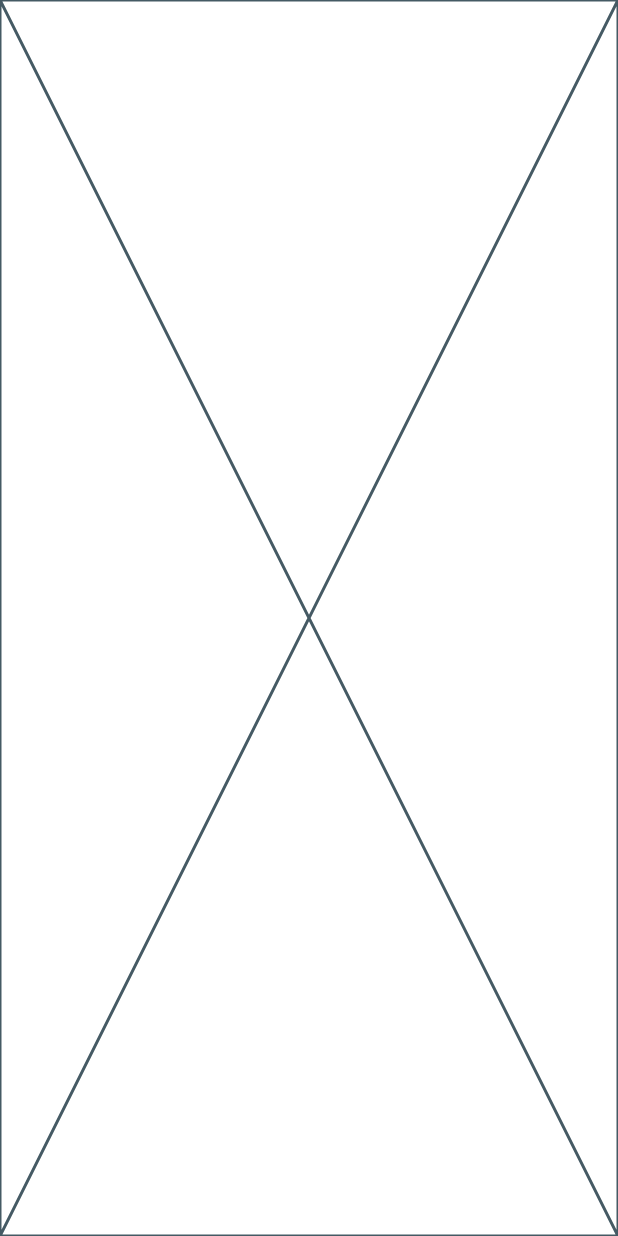
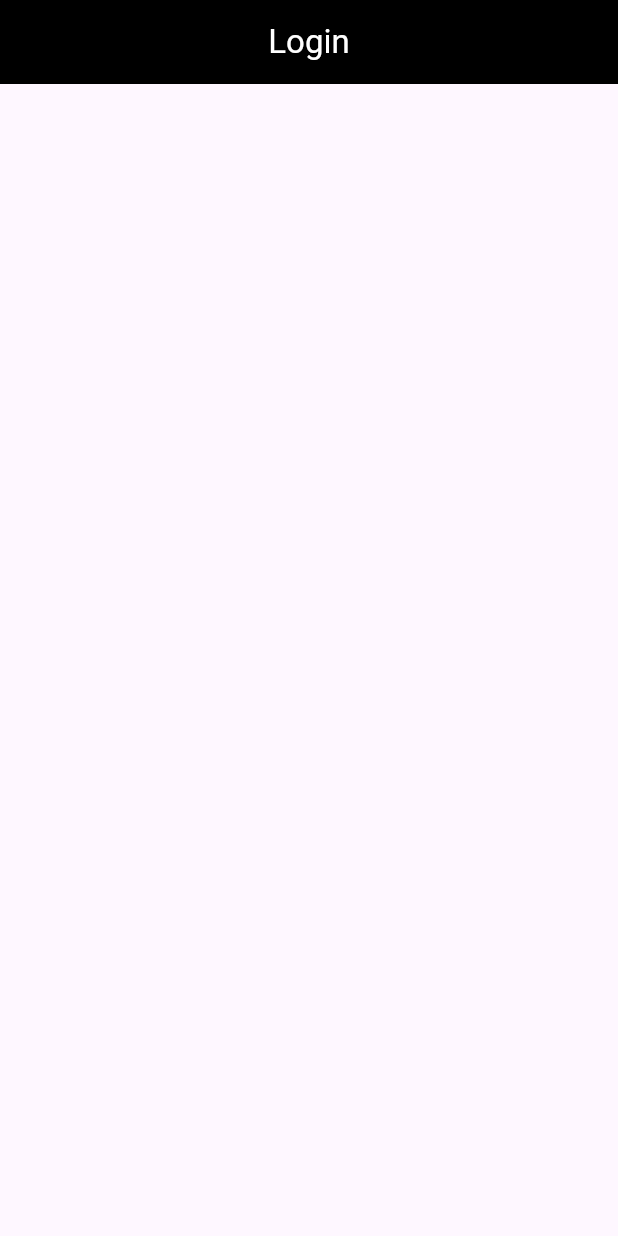
Before and after one commit to pushkar2112/demoapp, a Flutter app: the screen it shows after launch, on a phone screen of 412 x 824 dp. Run offline on Flutter 3.47's test engine with Material 3 defaults, Android fonts, the phone set to English and light mode, and no system bars; our stand-ins replace email_validator.

Commit message:
Set AppBar for LoginPage

```diff
--- a/lib/login_page.dart
+++ b/lib/login_page.dart
@@ -5,6 +5,12 @@ class LoginPage extends StatelessWidget {
 
   @override
   Widget build(BuildContext context) {
-    return const Placeholder();
+    return Scaffold(
+      appBar: AppBar(
+        title: Text("Login", style: TextStyle(color: Colors.white),),
+        centerTitle: true,
+        backgroundColor: Colors.black,
+      ),
+    );
   }
 }
```
